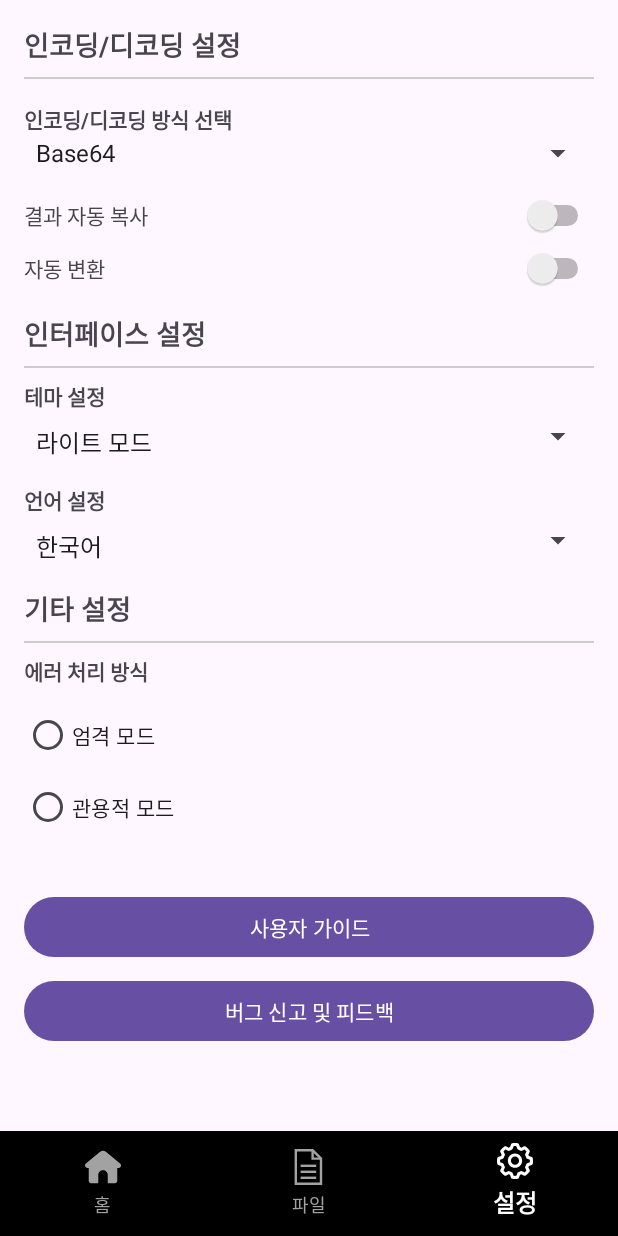
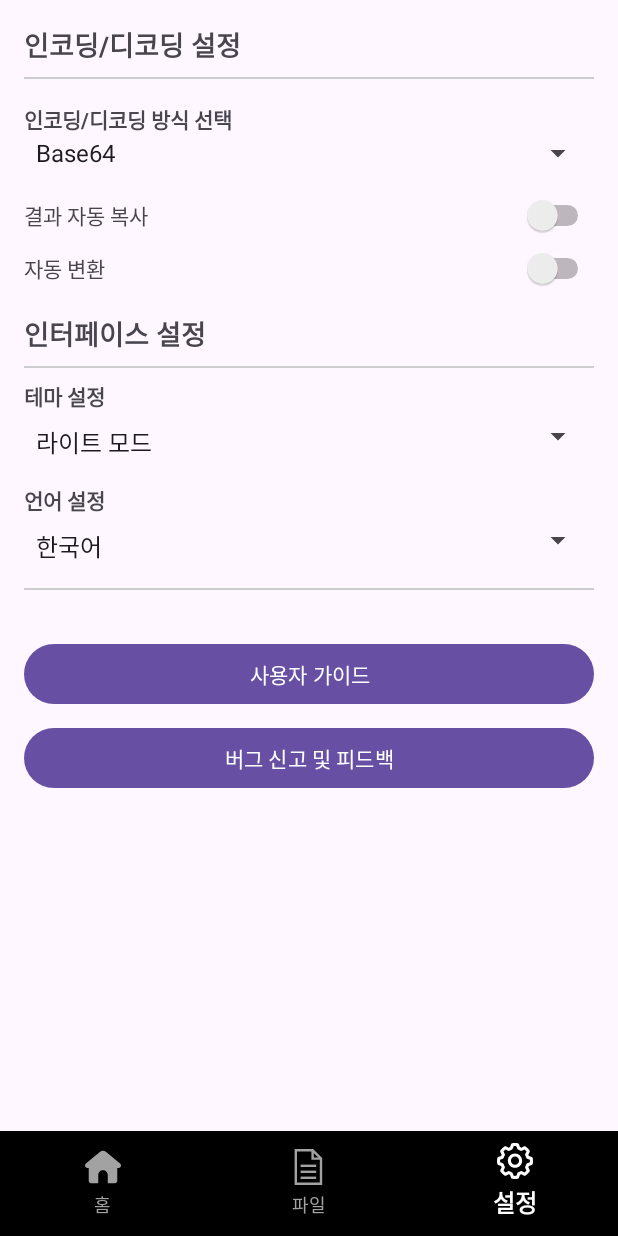
Before and after one commit to Kungchi/Cryptify, an Android app: the SettingPageFragment screen opened through its navigation route, on a phone screen of 412 x 824 dp. Run offline under Robolectric (Android 15) with nearby library versions, the phone set to English and light mode, and no system bars; our stand-ins replace navigation-ui.

```diff
--- a/app/src/main/java/com/ksh/cryptify/Utility/endecode.kt
+++ b/app/src/main/java/com/ksh/cryptify/Utility/endecode.kt
@@ -5,7 +5,7 @@ import java.net.URLDecoder
 import java.net.URLEncoder
 import java.nio.charset.Charset
 
-class endecode {
+class Endecode {
 
     // Base64 인코딩
     fun encodeBase64(input: String): String {
--- a/app/src/main/res/layout/fragment_setting_page.xml
+++ b/app/src/main/res/layout/fragment_setting_page.xml
@@ -145,123 +145,15 @@
                 android:paddingTop="8dp" />
         </LinearLayout>
 
-<!--        &lt;!&ndash; 구분선 &ndash;&gt;-->
-<!--        <View-->
-<!--            android:layout_width="match_parent"-->
-<!--            android:layout_height="16dp" />-->
-
-<!--        &lt;!&ndash; 데이터 관리 섹션 &ndash;&gt;-->
-<!--        <TextView-->
-<!--            android:layout_width="wrap_content"-->
-<!--            android:layout_height="wrap_content"-->
-<!--            android:text="데이터 관리"-->
-<!--            android:textStyle="bold"-->
-<!--            android:textSize="18sp"-->
-<!--            android:paddingBottom="8dp" />-->
-
-<!--        <View-->
-<!--            android:layout_width="match_parent"-->
-<!--            android:layout_height="1dp"-->
-<!--            android:background="#CCCCCC" />-->
-
-<!--        <LinearLayout-->
-<!--            android:layout_width="match_parent"-->
-<!--            android:layout_height="wrap_content"-->
-<!--            android:orientation="vertical"-->
-<!--            android:paddingTop="8dp">-->
-
-<!--            &lt;!&ndash; 히스토리 관리 &ndash;&gt;-->
-<!--            <LinearLayout-->
-<!--                android:layout_width="match_parent"-->
-<!--                android:layout_height="wrap_content"-->
-<!--                android:orientation="horizontal"-->
-<!--                android:gravity="center_vertical">-->
-
-<!--                <TextView-->
-<!--                    android:layout_width="0dp"-->
-<!--                    android:layout_height="wrap_content"-->
-<!--                    android:layout_weight="1"-->
-<!--                    android:text="히스토리 저장" />-->
-
-<!--                <Switch-->
-<!--                    android:id="@+id/history_management_switch"-->
-<!--                    android:layout_width="wrap_content"-->
-<!--                    android:layout_height="wrap_content" />-->
-<!--            </LinearLayout>-->
-
-<!--            &lt;!&ndash; 보안 설정 &ndash;&gt;-->
-<!--            <LinearLayout-->
-<!--                android:layout_width="match_parent"-->
-<!--                android:layout_height="wrap_content"-->
-<!--                android:orientation="horizontal"-->
-<!--                android:gravity="center_vertical">-->
-
-<!--                <TextView-->
-<!--                    android:layout_width="0dp"-->
-<!--                    android:layout_height="wrap_content"-->
-<!--                    android:layout_weight="1"-->
-<!--                    android:text="데이터 암호화 사용" />-->
-
-<!--                <Switch-->
-<!--                    android:id="@+id/security_switch"-->
-<!--                    android:layout_width="wrap_content"-->
-<!--                    android:layout_height="wrap_content" />-->
-<!--            </LinearLayout>-->
-<!--        </LinearLayout>-->
-
         <!-- 구분선 -->
         <View
             android:layout_width="match_parent"
             android:layout_height="16dp" />
 
-        <!-- 기타 설정 섹션 -->
-        <TextView
-            android:layout_width="wrap_content"
-            android:layout_height="wrap_content"
-            android:text="기타 설정"
-            android:textStyle="bold"
-            android:textSize="18sp"
-            android:paddingBottom="8dp" />
-
         <View
             android:layout_width="match_parent"
             android:layout_height="1dp"
             android:background="#CCCCCC" />
-
-        <LinearLayout
-            android:layout_width="match_parent"
-            android:layout_height="wrap_content"
-            android:orientation="vertical"
-            android:paddingTop="8dp">
-
-            <!-- 에러 처리 방식 설정 -->
-            <TextView
-                android:layout_width="wrap_content"
-                android:layout_height="wrap_content"
-                android:text="에러 처리 방식"
-                android:textStyle="bold" />
-
-            <RadioGroup
-                android:id="@+id/error_handling_radio_group"
-                android:layout_width="match_parent"
-                android:layout_height="wrap_content"
-                android:orientation="vertical"
-                android:paddingTop="8dp">
-
-                <RadioButton
-                    android:id="@+id/strict_mode_radio"
-                    android:layout_width="wrap_content"
-                    android:layout_height="wrap_content"
-                    android:text="엄격 모드" />
-
-                <RadioButton
-                    android:id="@+id/lenient_mode_radio"
-                    android:layout_width="wrap_content"
-                    android:layout_height="wrap_content"
-                    android:text="관용적 모드" />
-            </RadioGroup>
-        </LinearLayout>
-
         <!-- 구분선 -->
         <View
             android:layout_width="match_parent"
```
Also changed, not shown: app/src/main/java/com/ksh/cryptify/MainPage/Fragment/MainPageFragment.kt (+3 -4 lines), app/src/main/res/values/strings.xml (+1 -25 lines).
